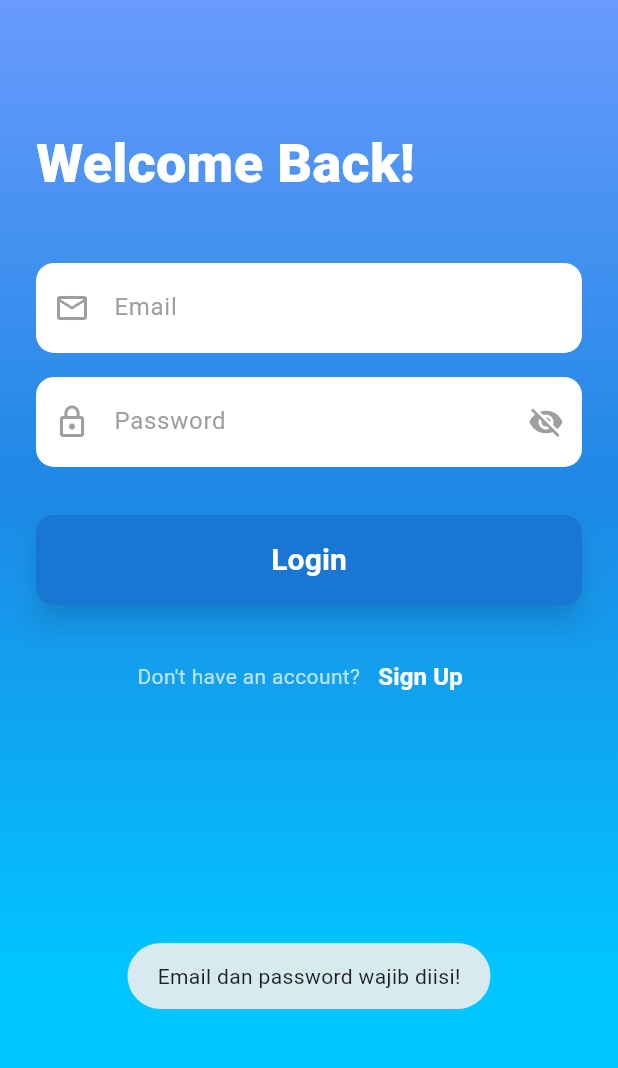
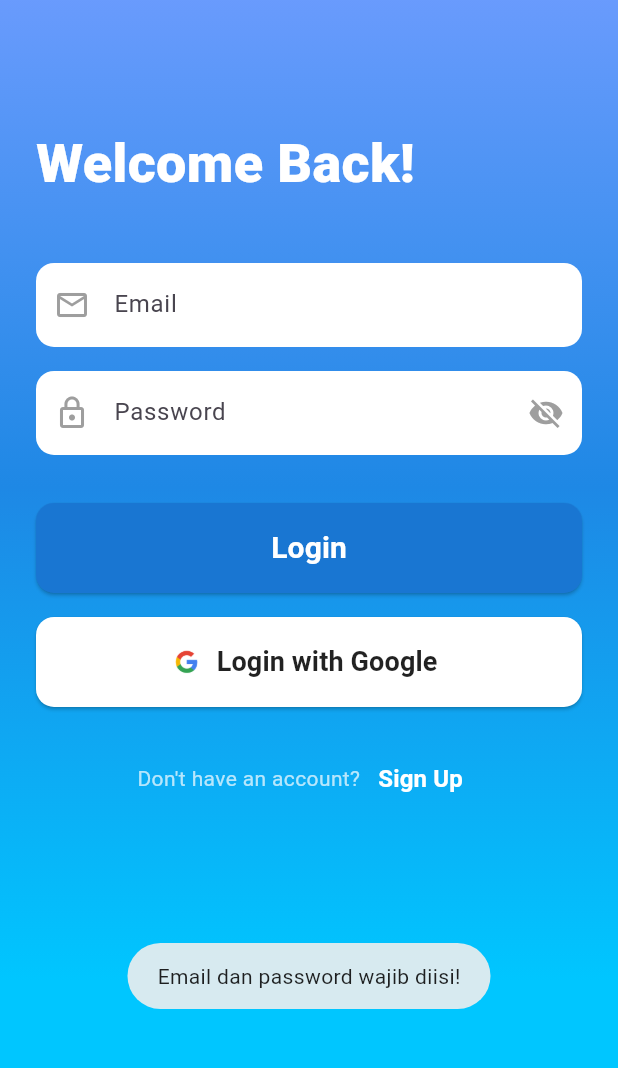
Before and after one commit to Mahameruuu/PhysicAR-App, a Flutter app: the LoginScreen screen opened directly, after a tap on "Login", on a phone screen of 412 x 824 dp, the part 131-1199 px from its top. Run offline on Flutter 3.47's test engine with Material 3 defaults, Android fonts, the light colour scheme and no system bars; our stand-ins replace firebase_core, fluttertoast, google_sign_in; missing offline and left inert: arcore_flutter_plugin; accounts and stored records are empty.

Commit message:
update login and profile

```diff
--- a/lib/screens/auth/login_screen.dart
+++ b/lib/screens/auth/login_screen.dart
@@ -1,9 +1,11 @@
+import 'dart:convert';
 import 'package:flutter/material.dart';
+import 'package:http/http.dart' as http;
+import 'package:fluttertoast/fluttertoast.dart';
+import 'package:google_sign_in/google_sign_in.dart';
+import 'package:flutter/foundation.dart' show kIsWeb;
 import 'register_screen.dart';
 import 'home_screen.dart';
-import 'package:fluttertoast/fluttertoast.dart';
-import 'dart:convert';
-import 'package:http/http.dart' as http;
 
 class LoginScreen extends StatefulWidget {
   @override
@@ -13,8 +15,21 @@ class LoginScreen extends StatefulWidget {
 class _LoginScreenState extends State<LoginScreen> {
   final _emailController = TextEditingController();
   final _passwordController = TextEditingController();
+  bool _obscurePassword = true;
+  bool _isLoading = false;
 
-  bool _obscurePassword = true;
+  final GoogleSignIn _googleSignIn = kIsWeb
+    ? GoogleSignIn(
+      scopes: ['email', 'profile'],
+      clientId:
+          '117086767236-ift20nrjjeq5jt3qtnm85e0qokc72o55.apps.googleusercontent.com',
+    )
+    : GoogleSignIn(
+      scopes: ['email', 'profile'],
+    );
+
+  final loginUrl = 'http://127.0.0.1:8000/api/login';
+  final googleLoginUrl = 'http://127.0.0.1:8000/api/auth/google';
 
   void login() async {
     final email = _emailController.text.trim();
@@ -27,12 +42,9 @@ class _LoginScreenState extends State<LoginScreen> {
 
     try {
       final response = await http.post(
-        Uri.parse('http://127.0.0.1:8000/api/login'),
+        Uri.parse(loginUrl),
         headers: {'Content-Type': 'application/json'},
-        body: jsonEncode({
-          'email': email,
-          'password': password,
-        }),
+        body: jsonEncode({'email': email, 'password': password}),
       );
 
       final data = jsonDecode(response.body);
@@ -41,17 +53,65 @@ class _LoginScreenState extends State<LoginScreen> {
         Fluttertoast.showToast(msg: "Login berhasil!");
         print("TOKEN: ${data['access_token']}");
 
+        final userName = data['user']['name'];
+
         Navigator.pushReplacement(
           context,
-          MaterialPageRoute(builder: (_) => HomeScreen()),
+          MaterialPageRoute(builder: (_) => HomeScreen(userName: userName)),
+        );
+      } else {
+        Fluttertoast.showToast(msg: data['message'] ?? 'Login gagal!');
+      }
+    } catch (e) {
+      Fluttertoast.showToast(msg: "Terjadi kesalahan: $e");
+    }
+  }
+
+  Future<void> loginWithGoogle() async {
+    setState(() => _isLoading = true);
+    try {
+      final account = await _googleSignIn.signIn();
+      if (account == null) {
+        Fluttertoast.showToast(msg: "Login Google dibatalkan");
+        setState(() => _isLoading = false);
+        return;
+      }
+
+      final auth = await account.authentication;
+      final idToken = auth.idToken;
+
+      final response = await http.post(
+        Uri.parse(googleLoginUrl),
+        headers: {
+          'Content-Type': 'application/json',
+          'Accept': 'application/json',
+        },
+        body: jsonEncode({'token': idToken}),
+      );
+
+      final data = jsonDecode(response.body);
+      if (response.statusCode == 200) {
+        Fluttertoast.showToast(msg: "Login Google berhasil!");
+
+        final userName = data['user']['name'];
+
+        Navigator.pushReplacement(
+          context,
+          MaterialPageRoute(builder: (_) => HomeScreen(userName: userName)),
         );
       } else {
         Fluttertoast.showToast(
-          msg: data['message'] ?? 'Login gagal!',
+          msg: data['message'] ?? 'Login Google gagal',
+          backgroundColor: Colors.red,
         );
       }
     } catch (e) {
-      Fluttertoast.showToast(msg: "Terjadi kesalahan: $e");
+      Fluttertoast.showToast(
+        msg: "Error login Google: $e",
+        backgroundColor: Colors.red,
+      );
+    } finally {
+      setState(() => _isLoading = false);
     }
   }
 
@@ -76,11 +136,10 @@ class _LoginScreenState extends State<LoginScreen> {
               horizontal: 24.0,
               vertical: 40.0,
             ),
-            child: ConstrainedBox(
-              constraints: BoxConstraints(minHeight: screenHeight - 80),
             child: Column(
               crossAxisAlignment: CrossAxisAlignment.stretch,
-                children: <Widget>[
+              children: [
+                // Logo
                 Row(
                   mainAxisAlignment: MainAxisAlignment.center,
                   children: const [
@@ -99,7 +158,6 @@ class _LoginScreenState extends State<LoginScreen> {
                 SizedBox(height: screenHeight * 0.1),
                 const Text(
                   'Welcome Back!',
-                    textAlign: TextAlign.left,
                   style: TextStyle(
                     fontSize: 36,
                     fontWeight: FontWeight.w900,
@@ -107,13 +165,13 @@ class _LoginScreenState extends State<LoginScreen> {
                   ),
                 ),
                 SizedBox(height: screenHeight * 0.05),
+
+                // Email field
                 TextField(
                   controller: _emailController,
                   keyboardType: TextInputType.emailAddress,
-                    style: const TextStyle(color: Colors.black87),
                   decoration: InputDecoration(
                     hintText: 'Email',
-                      hintStyle: const TextStyle(color: Colors.grey),
                     filled: true,
                     fillColor: Colors.white,
                     prefixIcon: const Icon(
@@ -124,17 +182,16 @@ class _LoginScreenState extends State<LoginScreen> {
                       borderRadius: BorderRadius.circular(12),
                       borderSide: BorderSide.none,
                     ),
-                      contentPadding: const EdgeInsets.symmetric(vertical: 18),
                   ),
                 ),
                 const SizedBox(height: 16),
+
+                // Password field
                 TextField(
                   controller: _passwordController,
                   obscureText: _obscurePassword,
-                    style: const TextStyle(color: Colors.black87),
                   decoration: InputDecoration(
                     hintText: 'Password',
-                      hintStyle: const TextStyle(color: Colors.grey),
                     filled: true,
                     fillColor: Colors.white,
                     prefixIcon: const Icon(
@@ -158,24 +215,26 @@ class _LoginScreenState extends State<LoginScreen> {
                       borderRadius: BorderRadius.circular(12),
                       borderSide: BorderSide.none,
                     ),
-                      contentPadding: const EdgeInsets.symmetric(vertical: 18),
                   ),
                 ),
+
                 const SizedBox(height: 32),
+
+                // Login button
                 SizedBox(
                   height: 60,
                   child: ElevatedButton(
-                      onPressed: login,
+                    onPressed: _isLoading ? null : login,
                     style: ElevatedButton.styleFrom(
                       backgroundColor: const Color(0xFF1976D2),
                       foregroundColor: Colors.white,
                       shape: RoundedRectangleBorder(
                         borderRadius: BorderRadius.circular(12),
                       ),
-                        elevation: 8,
-                        shadowColor: Colors.black54,
                     ),
-                      child: const Text(
+                    child: _isLoading
+                        ? const CircularProgressIndicator(color: Colors.white)
+                        : const Text(
                             "Login",
                             style: TextStyle(
                               fontSize: 20,
@@ -184,7 +243,39 @@ class _LoginScreenState extends State<LoginScreen> {
                           ),
                   ),
                 ),
+
+                const SizedBox(height: 16),
+
+                // Google login button
+                SizedBox(
+                  height: 60,
+                  child: ElevatedButton.icon(
+                    onPressed: _isLoading ? null : loginWithGoogle,
+                    icon: Image.asset(
+                      'assets/images/google.png',
+                      height: 24,
+                      width: 24,
+                    ),
+                    label: const Text(
+                      "Login with Google",
+                      style: TextStyle(
+                        fontSize: 18,
+                        fontWeight: FontWeight.bold,
+                      ),
+                    ),
+                    style: ElevatedButton.styleFrom(
+                      backgroundColor: Colors.white,
+                      foregroundColor: Colors.black87,
+                      shape: RoundedRectangleBorder(
+                        borderRadius: BorderRadius.circular(12),
+                      ),
+                    ),
+                  ),
+                ),
+
                 const SizedBox(height: 24),
+
+                // Sign up link
                 Row(
                   mainAxisAlignment: MainAxisAlignment.center,
                   children: [
@@ -215,7 +306,6 @@ class _LoginScreenState extends State<LoginScreen> {
           ),
         ),
       ),
-      ),
     );
   }
 }
--- a/pubspec.yaml
+++ b/pubspec.yaml
@@ -15,9 +15,9 @@ dependencies:
   firebase_auth: ^6.1.0
   cloud_firestore: ^6.0.2
   provider: ^6.1.5+1
-  fluttertoast: ^9.0.0
+  fluttertoast: ^8.2.2
   flutter_secure_storage: ^9.2.4
-  google_sign_in: ^6.3.0
+  google_sign_in: ^6.2.1
   camera: ^0.10.5+9
   vector_math: ^2.1.4
   font_awesome_flutter: ^10.10.0
```
Also changed, not shown: lib/screens/auth/home_screen.dart (+39 -12 lines), lib/screens/home/profile_screen.dart (added, +212 -0 lines), assets/images/google.png (added), pubspec.lock, 1 other file. Lines whose indentation alone changed are shown as unchanged.
